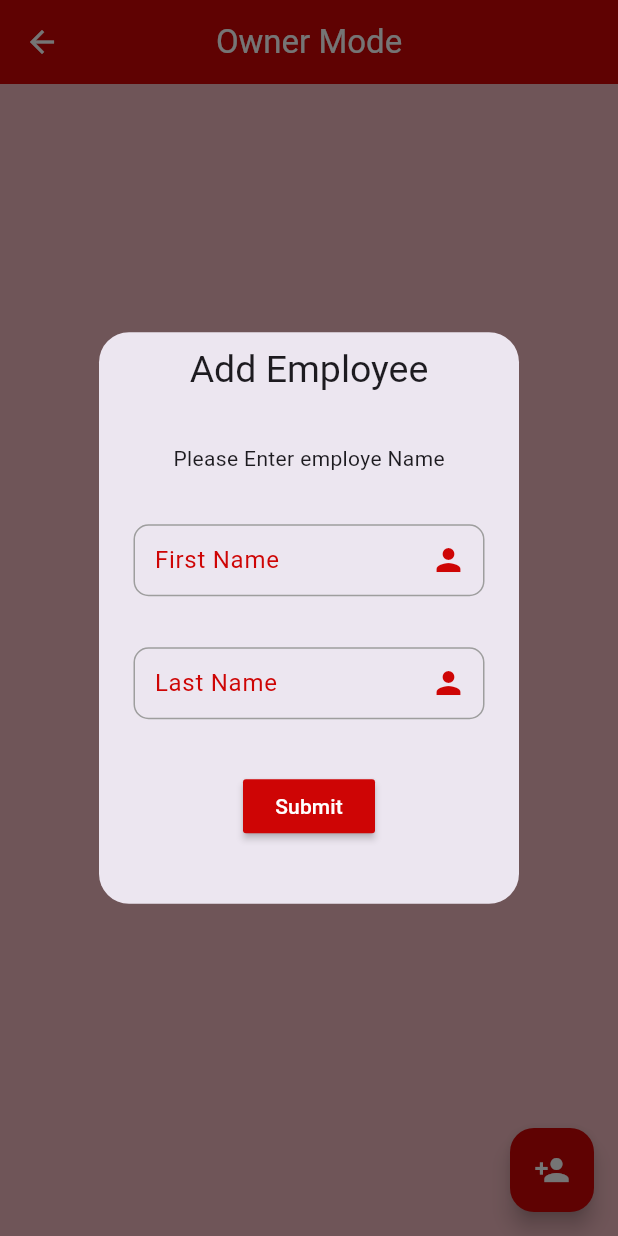
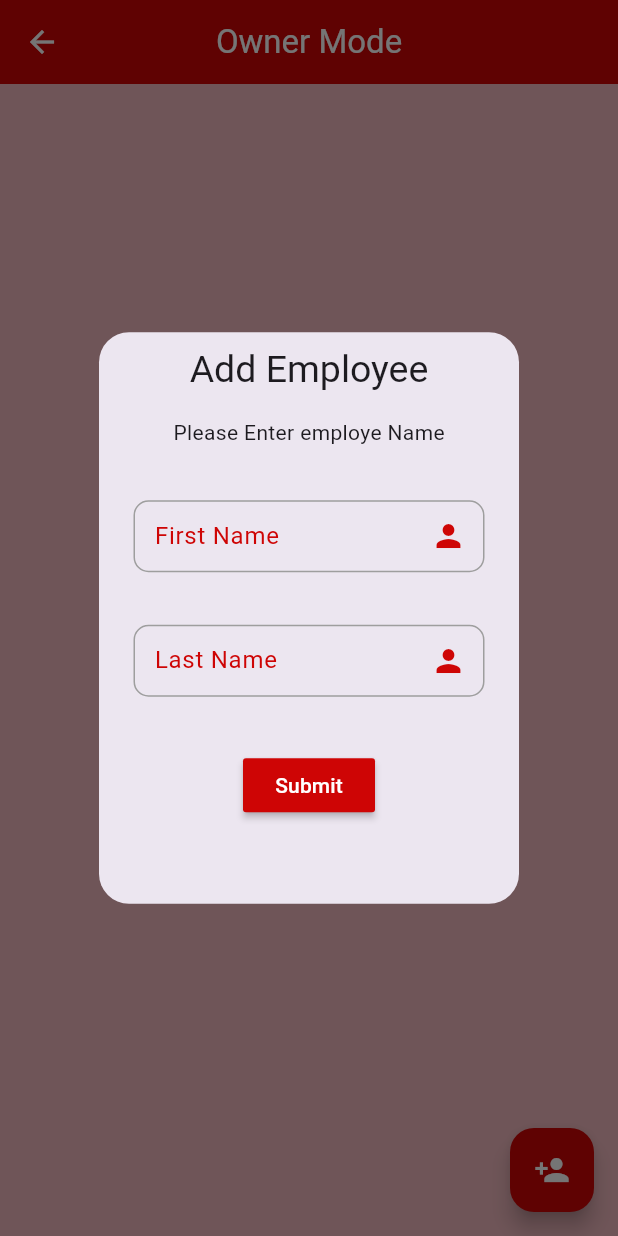
Before and after one commit to alihu999/Hours-project, a Flutter app: the OwnerPage screen opened by its route, after a tap on the "person add" icon, on a phone screen of 412 x 824 dp. Run offline on Flutter 3.47's test engine with Material 3 defaults, Android fonts, the phone set to English and light mode, and no system bars; our stand-ins replace firebase_core, get, hive, hive_flutter, sqflite; accounts and stored records are empty.

Commit message:
13/1 10:42

```diff
--- /dev/null
+++ b/hours/lib/controller/employee_records_controller.dart
@@ -0,0 +1,16 @@
+import 'package:get/get.dart';
+
+import '../core/database/sqldb.dart';
+
+abstract class EmployeeRecordsControllert extends GetxController {}
+
+class EmploeeRecordsControllerImp extends EmployeeRecordsControllert {
+  List<Map> employeeTable = [];
+  String tableName = "";
+
+  SqlDb sqlDb = SqlDb();
+
+  Future<List<Map>> getEmployeeTable() async {
+    return await sqlDb.queryData(tableName);
+  }
+}
--- a/hours/lib/core/constant/app_routes.dart
+++ b/hours/lib/core/constant/app_routes.dart
@@ -1,4 +1,5 @@
 class AppRoutes {
   static const String homePage = "/homePage";
   static const String ownerPage = "/ownerPage";
+  static const String employeeRecordsPage = "/employeeRecordsPage";
 }
--- a/hours/lib/routes.dart
+++ b/hours/lib/routes.dart
@@ -1,9 +1,11 @@
 import 'package:flutter/material.dart';
 import 'package:hours/core/constant/app_routes.dart';
+import 'package:hours/view/employee_records.dart/employee_records.dart';
 import 'package:hours/view/home_page/home_page.dart';
 import 'package:hours/view/owner_page/owner_page.dart';
 
 Map<String, Widget Function(BuildContext)> routes = {
   AppRoutes.homePage: (context) => const HomePage(),
-  AppRoutes.ownerPage: (context) => const OwnerPage()
+  AppRoutes.ownerPage: (context) => const OwnerPage(),
+  AppRoutes.employeeRecordsPage: (context) => const EmployeeRecords()
 };
--- a/hours/lib/view/owner_page/widget/add_employe_dialog.dart
+++ b/hours/lib/view/owner_page/widget/add_employe_dialog.dart
@@ -14,10 +14,14 @@ class AddEmployeDialog extends GetView<EmployeControllerImp> {
     return Container(
       padding: const EdgeInsets.only(right: 15, left: 15),
       height: 300,
+      child: SingleChildScrollView(
         child: Column(
           mainAxisAlignment: MainAxisAlignment.spaceAround,
           children: [
             const Text("Please Enter employe Name"),
+            const SizedBox(
+              height: 35,
+            ),
             CustomTextFiled(
               lable: "First Name",
               isPassword: false,
@@ -26,9 +30,13 @@ class AddEmployeDialog extends GetView<EmployeControllerImp> {
               validator: (val) => validationEmployeName(val!),
               textController: controller.firstNameController,
               onFieldSubmitted: (val) {
-              FocusScope.of(context).requestFocus(controller.lastNameFocusNode);
+                FocusScope.of(context)
+                    .requestFocus(controller.lastNameFocusNode);
               },
               formState: controller.firstNameFormState,
+            ),
+            const SizedBox(
+              height: 35,
             ),
             CustomTextFiled(
               lable: "Last Name",
@@ -39,6 +47,9 @@ class AddEmployeDialog extends GetView<EmployeControllerImp> {
               validator: (val) => validationEmployeName(val!),
               textController: controller.lastNameController,
               formState: controller.lastNameFormState,
+            ),
+            const SizedBox(
+              height: 35,
             ),
             MaterialButton(
                 color: AppColors.secondColors,
@@ -51,6 +62,7 @@ class AddEmployeDialog extends GetView<EmployeControllerImp> {
                 ))
           ],
         ),
+      ),
     );
   }
 }
--- a/hours/lib/view/owner_page/widget/employe_list.dart
+++ b/hours/lib/view/owner_page/widget/employe_list.dart
@@ -1,6 +1,8 @@
 import 'package:flutter/material.dart';
 import 'package:get/get.dart';
+import 'package:hours/controller/employee_records_controller.dart';
 import 'package:hours/core/constant/app_colors.dart';
+import 'package:hours/core/constant/app_routes.dart';
 
 import '../../../controller/employe_controller.dart';
 
@@ -11,6 +13,8 @@ class EmployeList extends StatelessWidget {
   Widget build(BuildContext context) {
     double width = MediaQuery.of(context).size.width;
     bool isMobile = width > 450 ? false : true;
+    EmploeeRecordsControllerImp employeeRecordsController =
+        Get.put(EmploeeRecordsControllerImp());
 
     return Container(
       color: AppColors.secondColors.withOpacity(0.25),
@@ -52,6 +56,11 @@ class EmployeList extends StatelessWidget {
                             });
                       },
                       icon: const Icon(Icons.delete)),
+                  onTap: () {
+                    employeeRecordsController.tableName =
+                        "${controller.employList[index].firstName}_${controller.employList[index].lastName}";
+                    Get.toNamed(AppRoutes.employeeRecordsPage);
+                  },
                 );
               }));
         }
```
Also changed, not shown: hours/lib/view/employee_records.dart/employee_records.dart (added, +62 -0 lines), hours/lib/view/home_page/widget/employe_dialog.dart (line endings or trailing spaces). Lines whose indentation alone changed are shown as unchanged.
